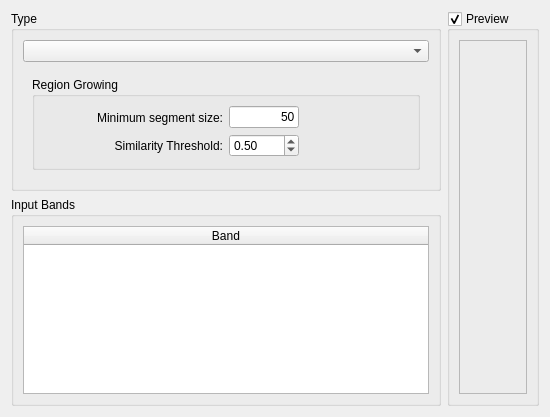
Before: the Qt Designer form src/terralib/qt/widgets/rp/ui/SegmenterWizardPageForm.ui in claudiobogossian/terralib5, drawn with Qt 5.
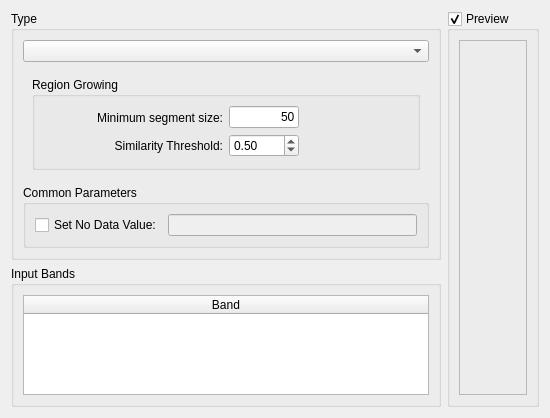
After: the same form once the commit is applied.

Commit message: added option to set no data value

The edit to the form file:
```diff
--- a/src/terralib/qt/widgets/rp/ui/SegmenterWizardPageForm.ui
+++ b/src/terralib/qt/widgets/rp/ui/SegmenterWizardPageForm.ui
@@ -6,26 +6,26 @@
    <rect>
     <x>0</x>
     <y>0</y>
-    <width>503</width>
-    <height>417</height>
+    <width>507</width>
+    <height>384</height>
    </rect>
   </property>
   <property name="windowTitle">
    <string>Segmenter</string>
   </property>
-  <layout class="QGridLayout" name="gridLayout_21">
+  <layout class="QGridLayout" name="gridLayout_23">
    <item row="0" column="0">
-    <layout class="QGridLayout" name="gridLayout_20">
+    <layout class="QGridLayout" name="gridLayout_22">
      <item row="0" column="0">
-      <layout class="QGridLayout" name="gridLayout_19">
+      <layout class="QGridLayout" name="gridLayout_21">
        <item row="0" column="0">
         <widget class="QGroupBox" name="groupBox">
          <property name="title">
           <string>Type</string>
          </property>
-         <layout class="QGridLayout" name="gridLayout_18">
+         <layout class="QGridLayout" name="gridLayout_20">
           <item row="0" column="0">
-           <layout class="QGridLayout" name="gridLayout_17">
+           <layout class="QGridLayout" name="gridLayout_19">
             <item row="0" column="0">
              <widget class="QComboBox" name="m_strategyTypeComboBox">
               <property name="sizePolicy">
@@ -350,6 +350,36 @@
               </widget>
              </widget>
             </item>
+            <item row="2" column="0">
+             <widget class="QGroupBox" name="groupBox_4">
+              <property name="title">
+               <string>Common Parameters</string>
+              </property>
+              <property name="flat">
+               <bool>true</bool>
+              </property>
+              <layout class="QGridLayout" name="gridLayout_18">
+               <item row="0" column="0">
+                <layout class="QGridLayout" name="gridLayout_17">
+                 <item row="0" column="0">
+                  <widget class="QCheckBox" name="m_noDataValueCheckBox">
+                   <property name="text">
+                    <string>Set No Data Value:</string>
+                   </property>
+                  </widget>
+                 </item>
+                 <item row="0" column="1">
+                  <widget class="QLineEdit" name="m_noDataValueLineEdit">
+                   <property name="enabled">
+                    <bool>false</bool>
+                   </property>
+                  </widget>
+                 </item>
+                </layout>
+               </item>
+              </layout>
+             </widget>
+            </item>
            </layout>
           </item>
          </layout>
@@ -366,7 +396,7 @@
             <property name="minimumSize">
              <size>
               <width>0</width>
-              <height>150</height>
+              <height>100</height>
              </size>
             </property>
             <property name="alternatingRowColors">
```
Left out of the diff: 30 changed lines with no effect on the pictures. The commit also changes 1 other file.
